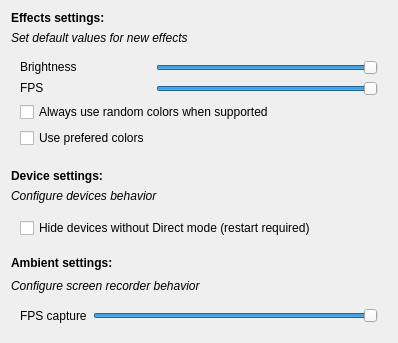
First picture: the form in GlobalSettings.ui, repository DLdota/OpenRGBEffectsPlugin, before the edit.
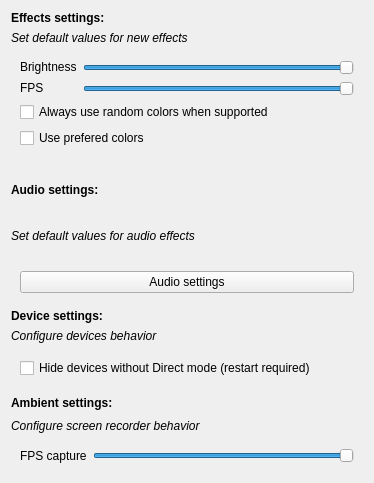
Second picture: the form after the edit. Custom widgets are drawn as their Qt base class.

```diff
--- a/GlobalSettings.ui
+++ b/GlobalSettings.ui
@@ -6,8 +6,8 @@
    <rect>
     <x>0</x>
     <y>0</y>
-    <width>398</width>
-    <height>374</height>
+    <width>374</width>
+    <height>483</height>
    </rect>
   </property>
   <property name="minimumSize">
@@ -19,12 +19,12 @@
   <property name="windowTitle">
    <string>Form</string>
   </property>
-  <layout class="QGridLayout" name="gridLayout" rowstretch="0,0,0,0,0,0,0,0,0">
+  <layout class="QGridLayout" name="gridLayout" rowstretch="0,0,0,0,0,0,0,0,0,0,0,0">
    <property name="sizeConstraint">
     <enum>QLayout::SetMaximumSize</enum>
    </property>
-   <item row="3" column="0">
-    <widget class="QLabel" name="label">
+   <item row="6" column="0">
+    <widget class="QLabel" name="deviceLabel">
      <property name="sizePolicy">
       <sizepolicy hsizetype="Preferred" vsizetype="Fixed">
        <horstretch>0</horstretch>
@@ -33,7 +33,6 @@
      </property>
      <property name="font">
       <font>
-       <weight>75</weight>
        <bold>true</bold>
       </font>
      </property>
@@ -42,32 +41,7 @@
      </property>
     </widget>
    </item>
-   <item row="0" column="0">
-    <widget class="QLabel" name="globalSettingsLabel">
-     <property name="sizePolicy">
-      <sizepolicy hsizetype="Preferred" vsizetype="Fixed">
-       <horstretch>0</horstretch>
-       <verstretch>0</verstretch>
-      </sizepolicy>
-     </property>
-     <property name="font">
-      <font>
-       <weight>75</weight>
-       <bold>true</bold>
-      </font>
-     </property>
-     <property name="text">
-      <string>Effects settings:</string>
-     </property>
-     <property name="textFormat">
-      <enum>Qt::PlainText</enum>
-     </property>
-     <property name="alignment">
-      <set>Qt::AlignLeading|Qt::AlignLeft|Qt::AlignVCenter</set>
-     </property>
-    </widget>
-   </item>
-   <item row="7" column="0">
+   <item row="10" column="0">
     <widget class="QLabel" name="ambientInfoLabel">
      <property name="sizePolicy">
       <sizepolicy hsizetype="Preferred" vsizetype="Fixed">
@@ -88,7 +62,46 @@
      </property>
     </widget>
    </item>
-   <item row="6" column="0">
+   <item row="1" column="0">
+    <widget class="QLabel" name="globalInfoLabel">
+     <property name="sizePolicy">
+      <sizepolicy hsizetype="Preferred" vsizetype="Fixed">
+       <horstretch>0</horstretch>
+       <verstretch>0</verstretch>
+      </sizepolicy>
+     </property>
+     <property name="font">
+      <font>
+       <italic>true</italic>
+      </font>
+     </property>
+     <property name="text">
+      <string>Set default values for new effects</string>
+     </property>
+     <property name="textFormat">
+      <enum>Qt::PlainText</enum>
+     </property>
+    </widget>
+   </item>
+   <item row="7" column="0">
+    <widget class="QLabel" name="deviceInfoLabel">
+     <property name="sizePolicy">
+      <sizepolicy hsizetype="Preferred" vsizetype="Fixed">
+       <horstretch>0</horstretch>
+       <verstretch>0</verstretch>
+      </sizepolicy>
+     </property>
+     <property name="font">
+      <font>
+       <italic>true</italic>
+      </font>
+     </property>
+     <property name="text">
+      <string>Configure devices behavior</string>
+     </property>
+    </widget>
+   </item>
+   <item row="9" column="0">
     <widget class="QLabel" name="ambientSettingsLabel">
      <property name="sizePolicy">
       <sizepolicy hsizetype="Preferred" vsizetype="Fixed">
@@ -110,7 +123,6 @@
      </property>
      <property name="font">
       <font>
-       <weight>75</weight>
        <bold>true</bold>
       </font>
      </property>
@@ -129,6 +141,46 @@
     </widget>
    </item>
    <item row="8" column="0">
+    <widget class="QFrame" name="frame_2">
+     <property name="sizePolicy">
+      <sizepolicy hsizetype="Preferred" vsizetype="Fixed">
+       <horstretch>0</horstretch>
+       <verstretch>0</verstretch>
+      </sizepolicy>
+     </property>
+     <property name="frameShape">
+      <enum>QFrame::NoFrame</enum>
+     </property>
+     <property name="frameShadow">
+      <enum>QFrame::Raised</enum>
+     </property>
+     <layout class="QGridLayout" name="gridLayout_5">
+      <item row="0" column="0">
+       <widget class="QCheckBox" name="hide_unsupportedCheckBox">
+        <property name="layoutDirection">
+         <enum>Qt::LeftToRight</enum>
+        </property>
+        <property name="text">
+         <string>Hide devices without Direct mode (restart required)</string>
+        </property>
+       </widget>
+      </item>
+     </layout>
+    </widget>
+   </item>
+   <item row="3" column="0">
+    <widget class="QLabel" name="audioLabel">
+     <property name="font">
+      <font>
+       <bold>true</bold>
+      </font>
+     </property>
+     <property name="text">
+      <string>Audio settings:</string>
+     </property>
+    </widget>
+   </item>
+   <item row="11" column="0">
     <widget class="QFrame" name="ambientFrame">
      <property name="sizePolicy">
       <sizepolicy hsizetype="Preferred" vsizetype="Fixed">
@@ -175,70 +227,15 @@
      </layout>
     </widget>
    </item>
-   <item row="1" column="0">
-    <widget class="QLabel" name="globalInfoLabel">
-     <property name="sizePolicy">
-      <sizepolicy hsizetype="Preferred" vsizetype="Fixed">
-       <horstretch>0</horstretch>
-       <verstretch>0</verstretch>
-      </sizepolicy>
-     </property>
-     <property name="font">
-      <font>
-       <italic>true</italic>
-      </font>
-     </property>
-     <property name="text">
-      <string>Set default values for new effects</string>
-     </property>
-     <property name="textFormat">
-      <enum>Qt::PlainText</enum>
-     </property>
-    </widget>
-   </item>
-   <item row="5" column="0">
-    <widget class="QFrame" name="frame_2">
-     <property name="sizePolicy">
-      <sizepolicy hsizetype="Preferred" vsizetype="Fixed">
-       <horstretch>0</horstretch>
-       <verstretch>0</verstretch>
-      </sizepolicy>
-     </property>
-     <property name="frameShape">
-      <enum>QFrame::NoFrame</enum>
-     </property>
-     <property name="frameShadow">
-      <enum>QFrame::Raised</enum>
-     </property>
-     <layout class="QGridLayout" name="gridLayout_5">
-      <item row="0" column="0">
-       <widget class="QCheckBox" name="hide_unsupportedCheckBox">
-        <property name="layoutDirection">
-         <enum>Qt::LeftToRight</enum>
-        </property>
-        <property name="text">
-         <string>Hide devices without Direct mode (restart required)</string>
-        </property>
-       </widget>
-      </item>
-     </layout>
-    </widget>
-   </item>
    <item row="4" column="0">
-    <widget class="QLabel" name="label_2">
-     <property name="sizePolicy">
-      <sizepolicy hsizetype="Preferred" vsizetype="Fixed">
-       <horstretch>0</horstretch>
-       <verstretch>0</verstretch>
-      </sizepolicy>
-     </property>
+    <widget class="QLabel" name="audioInfoLabel">
      <property name="font">
       <font>
        <italic>true</italic>
       </font>
      </property>
      <property name="text">
-      <string>Configure devices behavior</string>
+      <string>Set default values for audio effects</string>
      </property>
     </widget>
    </item>
@@ -322,7 +319,7 @@
         </property>
        </widget>
       </item>
-      <item row="4" column="1">
+      <item row="4" column="1" colspan="2">
        <widget class="QCheckBox" name="usePreferedColorsCheckBox">
         <property name="text">
          <string>Use prefered colors</string>
@@ -332,6 +329,49 @@
      </layout>
     </widget>
    </item>
+   <item row="0" column="0">
+    <widget class="QLabel" name="globalSettingsLabel">
+     <property name="sizePolicy">
+      <sizepolicy hsizetype="Preferred" vsizetype="Fixed">
+       <horstretch>0</horstretch>
+       <verstretch>0</verstretch>
+      </sizepolicy>
+     </property>
+     <property name="font">
+      <font>
+       <bold>true</bold>
+      </font>
+     </property>
+     <property name="text">
+      <string>Effects settings:</string>
+     </property>
+     <property name="textFormat">
+      <enum>Qt::PlainText</enum>
+     </property>
+     <property name="alignment">
+      <set>Qt::AlignLeading|Qt::AlignLeft|Qt::AlignVCenter</set>
+     </property>
+    </widget>
+   </item>
+   <item row="5" column="0">
+    <widget class="QFrame" name="frame">
+     <property name="frameShape">
+      <enum>QFrame::NoFrame</enum>
+     </property>
+     <property name="frameShadow">
+      <enum>QFrame::Raised</enum>
+     </property>
+     <layout class="QGridLayout" name="gridLayout_4">
+      <item row="0" column="0">
+       <widget class="QPushButton" name="audioSettings">
+        <property name="text">
+         <string>Audio settings</string>
+        </property>
+       </widget>
+      </item>
+     </layout>
+    </widget>
+   </item>
   </layout>
  </widget>
  <customwidgets>
```
